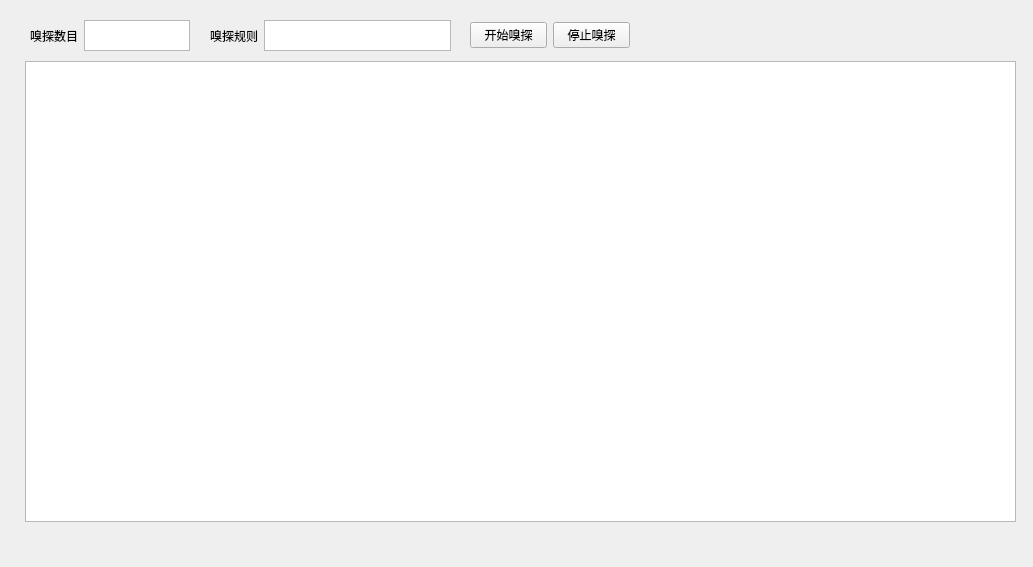
First picture: the form in designer/designer.ui, repository small-han/sniffer, before the edit.
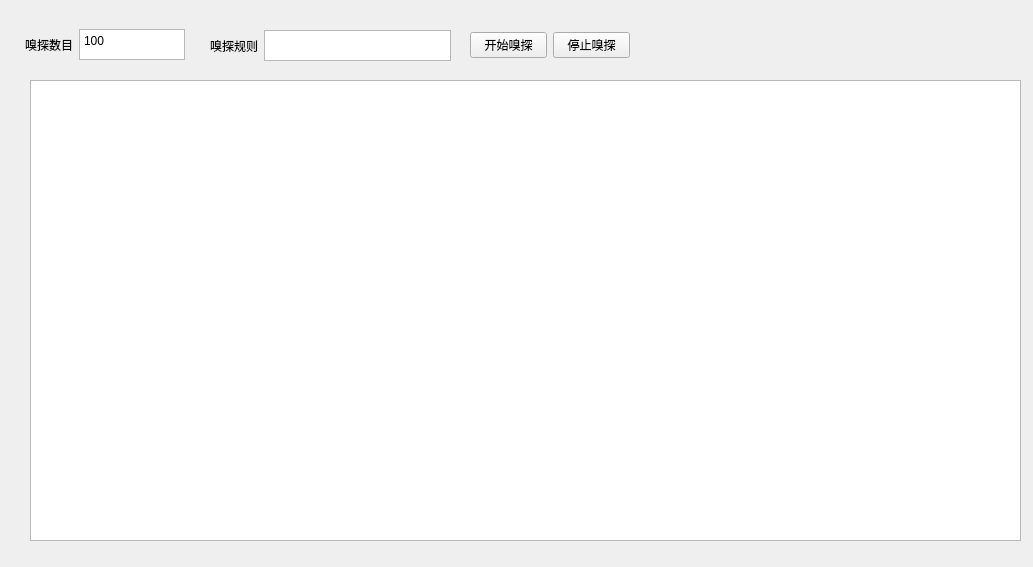
Second picture: the form after the edit.

Diff of the .ui file:
```diff
--- a/designer/designer.ui
+++ b/designer/designer.ui
@@ -17,7 +17,7 @@
    <property name="geometry">
     <rect>
      <x>470</x>
-     <y>20</y>
+     <y>30</y>
      <width>160</width>
      <height>31</height>
     </rect>
@@ -42,8 +42,8 @@
   <widget class="QWidget" name="horizontalLayoutWidget_2">
    <property name="geometry">
     <rect>
-     <x>30</x>
-     <y>20</y>
+     <x>25</x>
+     <y>29</y>
      <width>160</width>
      <height>31</height>
     </rect>
@@ -57,7 +57,15 @@
      </widget>
     </item>
     <item>
-     <widget class="QTextEdit" name="count_text"/>
+     <widget class="QTextEdit" name="count_text">
+      <property name="html">
+       <string>&lt;!DOCTYPE HTML PUBLIC &quot;-//W3C//DTD HTML 4.0//EN&quot; &quot;http://www.w3.org/TR/REC-html40/strict.dtd&quot;&gt;
+&lt;html&gt;&lt;head&gt;&lt;meta name=&quot;qrichtext&quot; content=&quot;1&quot; /&gt;&lt;style type=&quot;text/css&quot;&gt;
+p, li { white-space: pre-wrap; }
+&lt;/style&gt;&lt;/head&gt;&lt;body style=&quot; font-family:'SimSun'; font-size:9pt; font-weight:400; font-style:normal;&quot;&gt;
+&lt;p style=&quot; margin-top:0px; margin-bottom:0px; margin-left:0px; margin-right:0px; -qt-block-indent:0; text-indent:0px;&quot;&gt;100&lt;/p&gt;&lt;/body&gt;&lt;/html&gt;</string>
+      </property>
+     </widget>
     </item>
    </layout>
   </widget>
@@ -65,7 +73,7 @@
    <property name="geometry">
     <rect>
      <x>210</x>
-     <y>20</y>
+     <y>30</y>
      <width>241</width>
      <height>31</height>
     </rect>
@@ -86,8 +94,8 @@
   <widget class="QListView" name="listView">
    <property name="geometry">
     <rect>
-     <x>25</x>
-     <y>61</y>
+     <x>30</x>
+     <y>80</y>
      <width>991</width>
      <height>461</height>
     </rect>
```
